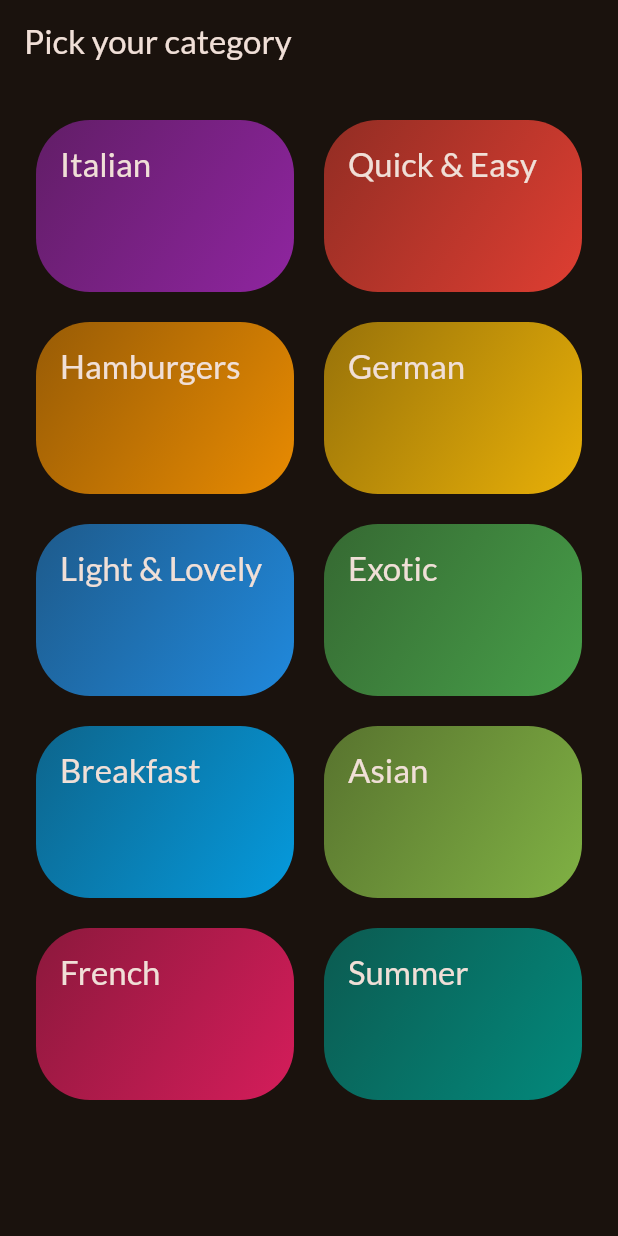
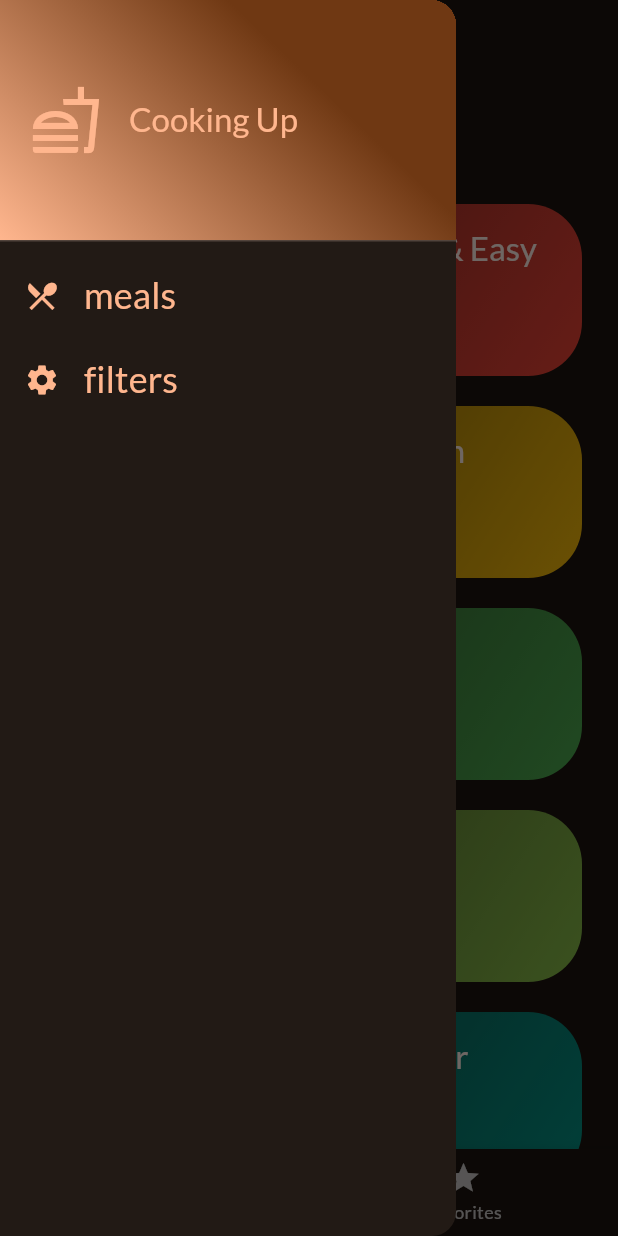
Before and after one commit to gokul1447/meals_app, a Flutter app: the screen it shows after launch, with the side drawer open (before the commit the screen has no drawer), on a phone screen of 412 x 824 dp. Run offline on Flutter 3.47's test engine with Material 2 defaults, Android fonts, the phone set to English and light mode, and no system bars; our stand-ins replace google_fonts, transparent_image.

Commit message:
first part

```diff
--- a/lib/main.dart
+++ b/lib/main.dart
@@ -3,6 +3,7 @@ import 'package:flutter/material.dart';
 import 'package:google_fonts/google_fonts.dart';
 
 import 'package:meals/screens/categories.dart';
+import 'package:meals/screens/tabs.dart';
 
 
 final theme = ThemeData(
@@ -25,7 +26,7 @@ class App extends StatelessWidget {
   Widget build(BuildContext context) {
     return MaterialApp(
       theme: theme,
-      home: const CategoriesScreen(),
+      home: TabsScreen(),
     );
   }
 }
--- a/lib/screens/categories.dart
+++ b/lib/screens/categories.dart
@@ -6,13 +6,16 @@ import 'package:meals/models/category.dart';
 import 'package:meals/screens/meals.dart';
 import 'package:meals/widgets/category_grid_item.dart';
 
+import '../models/meal.dart';
+
 class CategoriesScreen extends StatelessWidget {
-  const CategoriesScreen({super.key});
+  const CategoriesScreen({super.key,required this.onToggle});
+  final void Function(Meal meal) onToggle;
 
   void _selectCategory(BuildContext context, Category category){
 
     final filteredMeal = dummyMeals.where((meal) => meal.categories.contains(category.id)).toList();
-    Navigator.push(context,MaterialPageRoute(builder: (context) => MealScreen(title: category.title, meals: filteredMeal),) );
+    Navigator.push(context,MaterialPageRoute(builder: (context) => MealScreen(title: category.title, meals: filteredMeal,onToggle: onToggle),) );
   }
 
   @override
--- a/lib/screens/meal_deatail.dart
+++ b/lib/screens/meal_deatail.dart
@@ -3,14 +3,16 @@ import 'package:flutter/material.dart';
 import '../models/meal.dart';
 
 class MealDeatail extends StatelessWidget {
-  const MealDeatail({super.key, required this.meal});
+  const MealDeatail({super.key, required this.onToggle, required this.meal});
 
   final Meal meal;
+  final void Function(Meal meal) onToggle;
 
   @override
   Widget build(BuildContext context) {
     return Scaffold(
       appBar: AppBar(
+        actions: [IconButton(onPressed: () {onToggle(meal);}, icon: Icon(Icons.star))],
         title: Text(meal.title),
       ),
       body: SingleChildScrollView(
@@ -68,7 +70,7 @@ class MealDeatail extends StatelessWidget {
                   steps,
                   style: Theme.of(context).textTheme.titleMedium!.copyWith(
                       color: Theme.of(context).colorScheme.onBackground),
-                  textAlign: TextAlign.start,
+                  textAlign: TextAlign.center,
                 ),
               ),
           ],
--- /dev/null
+++ b/lib/screens/tabs.dart
@@ -0,0 +1,93 @@
+import 'package:flutter/material.dart';
+
+import 'package:meals/screens/categories.dart';
+import 'package:meals/screens/meals.dart';
+import 'package:meals/widgets/drawer.dart';
+import 'package:meals/widgets/filters.dart';
+
+import '../models/meal.dart';
+
+class TabsScreen extends StatefulWidget {
+  const TabsScreen({super.key});
+
+  @override
+  State<TabsScreen> createState() {
+    return _TabsScreenState();
+  }
+}
+
+class _TabsScreenState extends State<TabsScreen> {
+
+  void showMsg(String msg){
+    ScaffoldMessenger.of(context).clearSnackBars();
+    ScaffoldMessenger.of(context).showSnackBar(SnackBar(content: Text(msg),duration: Duration(seconds: 2),));
+  }
+  int _selectedPageIndex = 0;
+  final List<Meal> _favoriteMeal=[];
+  void _toggleStatus(Meal meal) {
+    final isOn= _favoriteMeal.contains(meal);
+    if (isOn) {
+      setState(() {
+         _favoriteMeal.remove(meal);
+      });
+      showMsg('This meal is no longer on Favorites');
+
+
+    }
+    else {
+      setState(() {
+          _favoriteMeal.add(meal);
+      });
+         showMsg('This meal is on Favorites');
+        }
+  }
+
+  void _selectPage(int index) {
+    setState(() {
+      _selectedPageIndex = index;
+    });
+  }
+  void _setScreen (String Identifier) {
+     Navigator.pop(context);
+    if(Identifier== 'filters') {
+      Navigator.push(context, MaterialPageRoute(builder:(context) => FilterScreen(),));
+    }
+
+
+
+  }
+
+  @override
+  Widget build(BuildContext context) {
+    Widget activePage =  CategoriesScreen(onToggle: _toggleStatus,);
+    var activePageTitle = 'Categories';
+
+    if (_selectedPageIndex == 1) {
+      activePage =   MealScreen(meals:_favoriteMeal,onToggle: _toggleStatus ,);
+      activePageTitle = 'Your Favorites';
+    }
+
+
+    return Scaffold(
+      appBar: AppBar(
+        title: Text(activePageTitle),
+      ),
+      drawer: DrawerS(onSelect: _setScreen),
+      body: activePage,
+      bottomNavigationBar: BottomNavigationBar(
+        onTap: _selectPage,
+        currentIndex: _selectedPageIndex,
+        items: const [
+          BottomNavigationBarItem(
+            icon: Icon(Icons.set_meal),
+            label: 'Categories',
+          ),
+          BottomNavigationBarItem(
+            icon: Icon(Icons.star),
+            label: 'Favorites',
+          ),
+        ],
+      ),
+    );
+  }
+}
--- /dev/null
+++ b/lib/widgets/drawer.dart
@@ -0,0 +1,63 @@
+import 'package:flutter/material.dart';
+
+class DrawerS extends StatelessWidget {
+  const DrawerS({super.key,required this.onSelect});
+  final void Function(String Identifier) onSelect;
+
+  @override
+  Widget build(BuildContext context) {
+
+
+    return Drawer(
+      child: Column(
+        children: [
+          DrawerHeader(
+            padding: EdgeInsets.all(20),
+            decoration: BoxDecoration(
+                gradient: LinearGradient(colors: [
+              Theme.of(context).colorScheme.primary,
+              Theme.of(context).colorScheme.primaryContainer
+            ], begin: Alignment.bottomLeft, end: Alignment.topCenter)),
+            child: Row(
+              children: [
+                Icon(
+                  Icons.fastfood_outlined,
+                  size: 48,
+                  color: Theme.of(context).colorScheme.primary,
+                ),
+                const SizedBox(
+                  width: 18,
+                ),
+                Text(
+                  'Cooking Up',
+                  style: Theme.of(context)
+                      .textTheme
+                      .titleLarge!
+                      .copyWith(color: Theme.of(context).colorScheme.primary),
+                ),
+              ],
+            ),
+          ),
+          ListTile(
+            leading: Icon(Icons.restaurant_menu,
+            color:Theme.of(context).colorScheme.primary ,),
+            title: Text('meals',  style: Theme.of(context)
+                      .textTheme
+                      .titleSmall!
+                      .copyWith(color: Theme.of(context).colorScheme.primary,fontSize: 24),),
+                      onTap: () {onSelect('meals');},
+          ),
+          ListTile(
+            leading: Icon(Icons.settings,
+            color:Theme.of(context).colorScheme.primary ,),
+            title: Text('filters',  style: Theme.of(context)
+                      .textTheme
+                      .titleSmall!
+                      .copyWith(color: Theme.of(context).colorScheme.primary,fontSize: 24),),
+                      onTap: () {onSelect('filters');},
+          ),
+        ],
+      ),
+    );
+  }
+}
--- a/pubspec.yaml
+++ b/pubspec.yaml
@@ -37,6 +37,7 @@ dependencies:
   cupertino_icons: ^1.0.2
   google_fonts: ^5.1.0
   transparent_image: ^2.0.1
+  flutter_riverpod: ^2.3.6
 
 dev_dependencies:
   flutter_test:
```
Also changed, not shown: lib/screens/meals.dart (+8 -4 lines), lib/widgets/filters.dart (added, +129 -0 lines), pubspec.lock, 1 other file.
